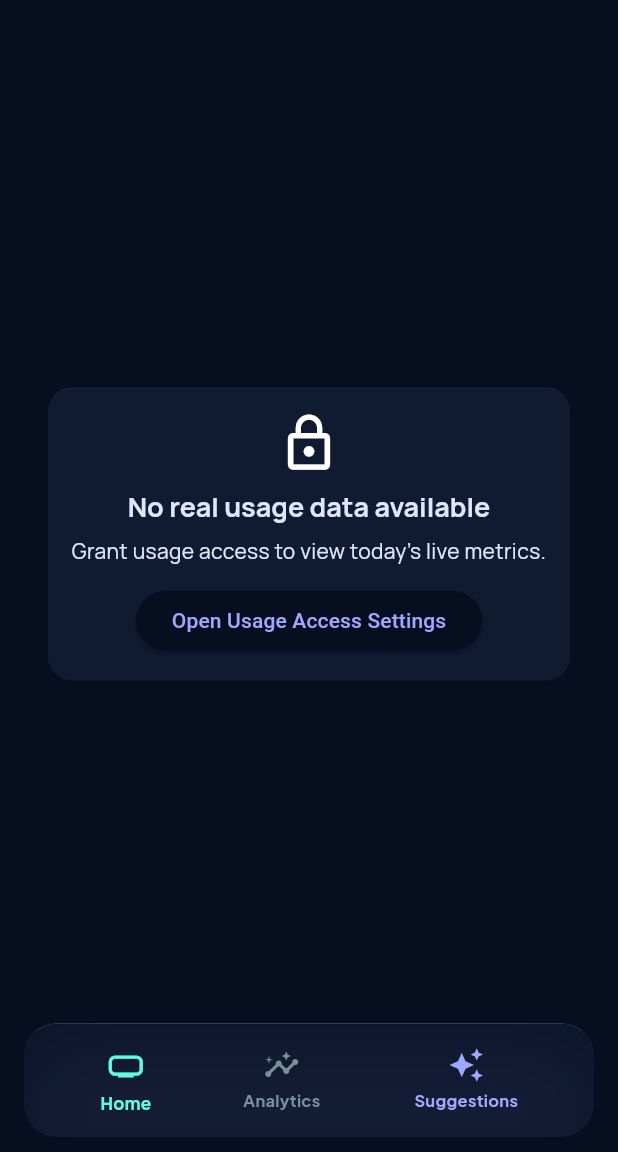
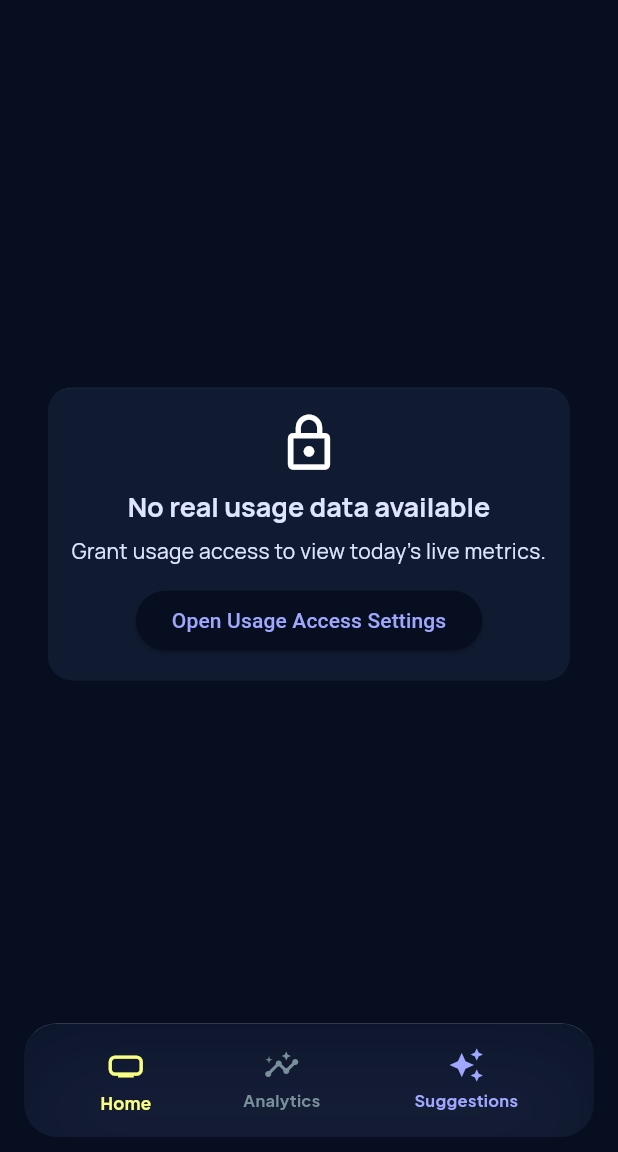
Before and after one commit to GR4V1TY123/ScreenTherapist, a Flutter app: the screen it shows after launch, on a phone screen of 412 x 824 dp, the part 84-1236 px from its top. Run offline on Flutter 3.47's test engine with Material 3 defaults, Android fonts, the phone set to English and light mode, and no system bars; our stand-ins replace google_fonts, sqflite; accounts and stored records are empty.

Commit message:
minor fixes

```diff
--- a/lib/services/usage/usage_metrics_processor.dart
+++ b/lib/services/usage/usage_metrics_processor.dart
@@ -20,7 +20,7 @@ class UsageMetricsProcessor {
   static const String generalCategory = 'general';
 
   // General apps are mixed-intent, so they contribute partially to productive behavior.
-  static const double _generalProductiveWeight = 0.45;
+  static const double _generalProductiveWeight = 0.25; //bonus
 
   static const double _focusBaseline = 100.0;
   static const double _minimumFocusScore = 35.0;
@@ -28,7 +28,8 @@ class UsageMetricsProcessor {
   static const double _screenPenaltyWeight = 16.0;
   static const double _unlockPenaltyWeight = 24.0;
   static const double _lateNightPenaltyWeight = 30.0;
-  static const double _productiveBonusWeight = 18.0;
+
+  static const double _productiveBonusWeight = 18.0; //bonus
 
   static const Set<String> _productiveApps = {
     'com.android.chrome',
--- a/lib/theme/app_theme.dart
+++ b/lib/theme/app_theme.dart
@@ -6,7 +6,7 @@ class AppTheme {
   static final Color onSurface = const Color(0xFFdee5ff);
   static final Color primary = const Color(0xFF9fa7ff);
   static final Color primaryContainer = const Color(0xFF8d98ff);
-  static final Color secondary = const Color(0xFF62fae3);
+  static final Color secondary = const Color.fromARGB(255, 249, 255, 131);
   static final Color secondaryContainer = const Color(0xFF006b5f);
   static final Color tertiary = const Color(0xFFc180ff);
   static final Color error = const Color(0xFFff6e84);
```
Also changed, not shown: lib/screens/analytics_tab.dart (+1 -33 lines).
